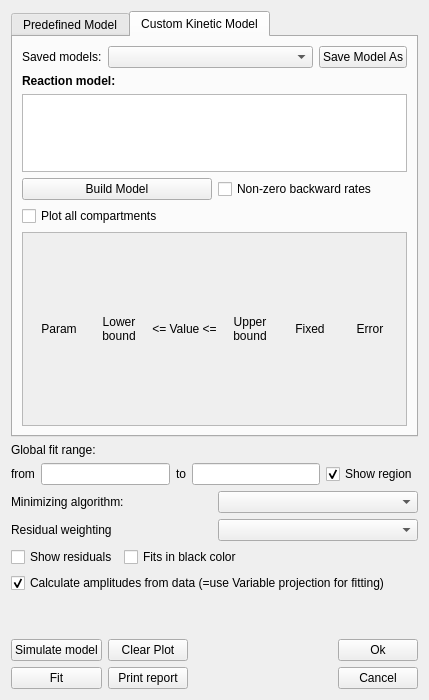
First picture: the form in spectramanipulator/dialogs/gui_fit_widget.ui, repository dmadea/Spectra-Manipulator, before the edit.
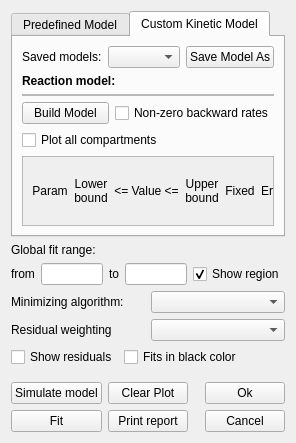
Second picture: the form after the edit. The open tabs and pages were chosen to show the change. Custom widgets are drawn as their Qt base class.

Commit message: GUI settings, optional model settings, logic transfered to model, tab order

```diff
--- a/spectramanipulator/dialogs/gui_fit_widget.ui
+++ b/spectramanipulator/dialogs/gui_fit_widget.ui
@@ -6,16 +6,16 @@
    <rect>
     <x>0</x>
     <y>0</y>
-    <width>429</width>
-    <height>700</height>
+    <width>277</width>
+    <height>443</height>
    </rect>
   </property>
   <property name="windowTitle">
    <string>Form</string>
   </property>
-  <layout class="QGridLayout" name="gridLayout_4">
+  <layout class="QGridLayout" name="gridLayout_7">
    <item row="0" column="0">
-    <layout class="QVBoxLayout" name="verticalLayout_4">
+    <layout class="QVBoxLayout" name="verticalLayout_3">
      <item>
       <widget class="QTabWidget" name="tabWidget">
        <property name="sizePolicy">
@@ -200,8 +200,8 @@
                <rect>
                 <x>0</x>
                 <y>0</y>
-                <width>381</width>
-                <height>214</height>
+                <width>254</width>
+                <height>69</height>
                </rect>
               </property>
               <layout class="QGridLayout" name="gridLayout_5">
@@ -285,8 +285,6 @@
       </widget>
      </item>
      <item>
-      <layout class="QVBoxLayout" name="verticalLayout_3">
-       <item>
         <widget class="QLabel" name="label_10">
          <property name="text">
           <string>Global fit range:</string>
@@ -328,29 +326,25 @@
         </layout>
        </item>
        <item>
-        <layout class="QHBoxLayout" name="horizontalLayout_6">
-         <item>
+      <layout class="QGridLayout" name="gridLayout_4">
+       <item row="0" column="0">
           <widget class="QLabel" name="label_13">
            <property name="text">
             <string>&lt;html&gt;&lt;head/&gt;&lt;body&gt;&lt;p&gt;Minimizing algorithm:&lt;/p&gt;&lt;/body&gt;&lt;/html&gt;</string>
            </property>
           </widget>
          </item>
-         <item>
+       <item row="0" column="1">
           <widget class="QComboBox" name="cbMethod"/>
          </item>
-        </layout>
-       </item>
-       <item>
-        <layout class="QHBoxLayout" name="horizontalLayout_9">
-         <item>
+       <item row="1" column="0">
           <widget class="QLabel" name="label_23">
            <property name="text">
             <string>&lt;html&gt;&lt;head/&gt;&lt;body&gt;&lt;p&gt;Residual weighting&lt;/p&gt;&lt;/body&gt;&lt;/html&gt;</string>
            </property>
           </widget>
          </item>
-         <item>
+       <item row="1" column="1">
           <widget class="QComboBox" name="cbResWeighting"/>
          </item>
         </layout>
@@ -392,16 +386,6 @@
          </item>
         </layout>
        </item>
-       <item>
-        <widget class="QCheckBox" name="cbVarPro">
-         <property name="text">
-          <string>Calculate amplitudes from data (=use Variable projection for fitting)</string>
-         </property>
-         <property name="checked">
-          <bool>true</bool>
-         </property>
-        </widget>
-       </item>
        <item>
         <spacer name="verticalSpacer">
          <property name="orientation">
@@ -413,7 +397,7 @@
          <property name="sizeHint" stdset="0">
           <size>
            <width>20</width>
-           <height>40</height>
+         <height>28</height>
           </size>
          </property>
         </spacer>
@@ -528,8 +512,6 @@
             <bool>false</bool>
            </property>
           </widget>
-         </item>
-        </layout>
        </item>
       </layout>
      </item>
```
Lines whose indentation alone changed are shown as unchanged. The commit also changes 3 other files.
